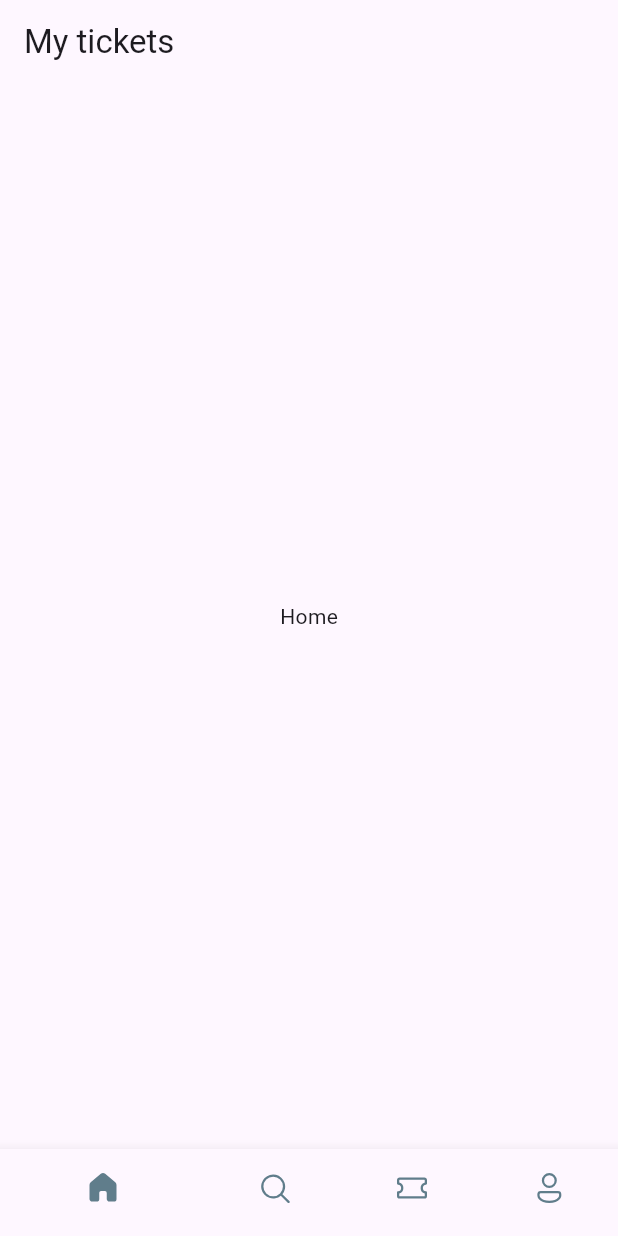
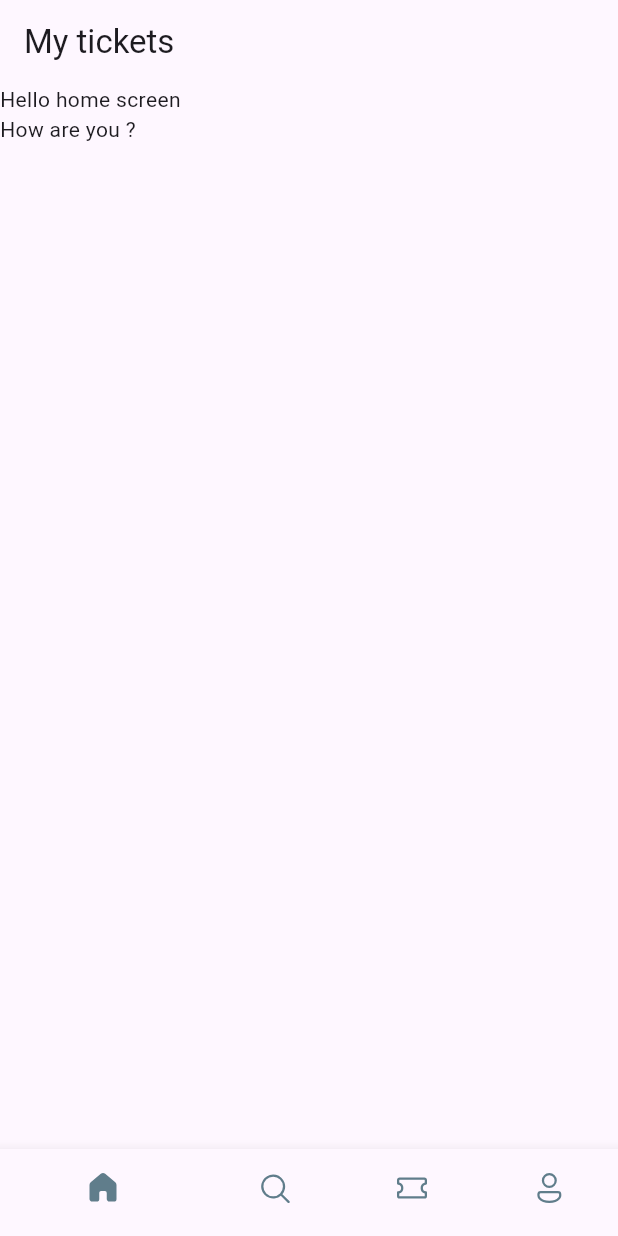
Before and after one commit to chauhanmuskan291980-wq/Flutter_fundamentals, a Flutter app: the screen it shows after launch, on a phone screen of 412 x 824 dp. Run offline on Flutter 3.47's test engine with Material 3 defaults, Android fonts, the phone set to English and light mode, and no system bars; our stand-ins replace fluentui_icons.

Commit message:
starting the home screen

```diff
--- a/flutter_starting/lib/base/botton_nav_bar.dart
+++ b/flutter_starting/lib/base/botton_nav_bar.dart
@@ -1,5 +1,6 @@
 import 'package:flutter/material.dart';
 import 'package:fluentui_icons/fluentui_icons.dart';
+import '../screens/home_screen.dart'; // Add the correct import path for HomeScreen
 
 class BottonNavBar extends StatefulWidget {
   const BottonNavBar({super.key});
@@ -10,17 +11,17 @@
 
 class _BottonNavBarState extends State<BottonNavBar> {
   final appScreen = [
-    Center(child: const Text("Home")),
-    Center(child: const Text("Search")),
-    Center(child: const Text("Tickets")),
-    Center(child: const Text("Profile")),
+    const HomeScreen(),
+    const Center(child: Text("Search")),
+    const Center(child: Text("Tickets")),
+    const Center(child: Text("Profile")),
   ];
 
   //change oue index for bottom nav bar
   int _selectedIndex = 0;
   void _onItemTapped(int index) {
     setState(() {
-       _selectedIndex = index;
+      _selectedIndex = index;
     });
     print("Tapped index is $_selectedIndex");
   }
--- /dev/null
+++ b/flutter_starting/lib/screens/home_screen.dart
@@ -0,0 +1,21 @@
+import 'package:flutter/material.dart';
+
+class  HomeScreen extends StatelessWidget {
+  const  HomeScreen({super.key});
+
+  @override
+  Widget build(BuildContext context) {
+    return   Scaffold(
+      body:ListView(
+        children: [
+          Container(
+            child: Text("Hello home screen"),
+          ),
+          Container(
+            child: Text("How are you ?"),
+          )
+        ],
+      )
+    );
+  }
+}
```
